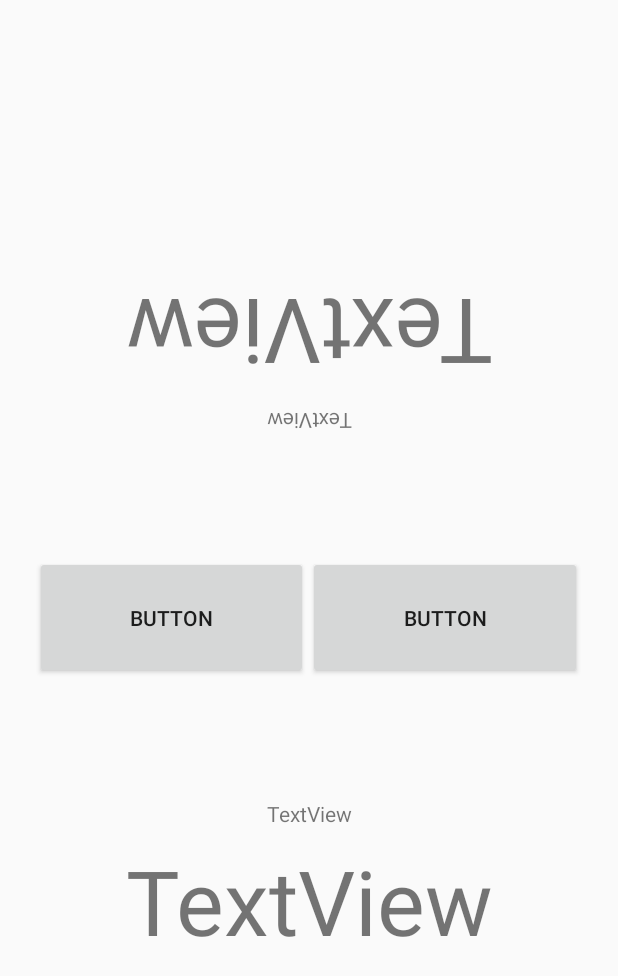
After one commit to bernardofs/chess-clock, an Android app: the layout activity_countdown_screen.xml on its own in the app's theme, with its tools: preview values and no code run, on a phone screen of 412 x 824 dp. The commit adds this screen. Shown: the top 976 px of the screen. Run offline under Robolectric (Android 15) with nearby library versions, the phone set to English and light mode, and no system bars.

Commit message:
Finished layout of countdown screen and added Screen superclass

```diff
--- a/app/src/main/res/layout/activity_main.xml
+++ b/app/src/main/res/layout/activity_choose_type.xml
@@ -4,7 +4,7 @@
     xmlns:tools="http://schemas.android.com/tools"
     android:layout_width="match_parent"
     android:layout_height="match_parent"
-    tools:context=".MainActivity">
+    tools:context=".ChooseType">
 
     <RadioGroup
         android:layout_width="0dp"
--- /dev/null
+++ b/app/src/main/res/layout/activity_countdown_screen.xml
@@ -0,0 +1,130 @@
+<?xml version="1.0" encoding="utf-8"?>
+<android.support.constraint.ConstraintLayout xmlns:android="http://schemas.android.com/apk/res/android"
+    xmlns:app="http://schemas.android.com/apk/res-auto"
+    xmlns:tools="http://schemas.android.com/tools"
+    android:layout_width="match_parent"
+    android:layout_height="match_parent"
+    tools:context=".CountdownScreen">
+
+    <LinearLayout
+        android:layout_width="match_parent"
+        android:layout_height="match_parent"
+        android:orientation="vertical"
+        android:weightSum="100"
+        app:layout_constraintBottom_toBottomOf="parent"
+        app:layout_constraintEnd_toEndOf="parent"
+        app:layout_constraintStart_toStartOf="parent"
+        app:layout_constraintTop_toTopOf="parent">
+
+
+        <android.support.constraint.ConstraintLayout
+            android:id="@+id/clBlack"
+            android:layout_width="match_parent"
+            android:layout_height="45dp"
+            android:layout_weight="45">
+
+            <TextView
+                android:id="@+id/tvBlackMove"
+                android:layout_width="wrap_content"
+                android:layout_height="wrap_content"
+                android:layout_marginStart="8dp"
+                android:layout_marginLeft="8dp"
+                android:layout_marginEnd="8dp"
+                android:layout_marginRight="8dp"
+                android:layout_marginBottom="8dp"
+                android:rotation="180"
+                android:text="TextView"
+                android:textSize="60dp"
+                app:layout_constraintBottom_toTopOf="@+id/tvBlackTotal"
+                app:layout_constraintEnd_toEndOf="parent"
+                app:layout_constraintStart_toStartOf="parent" />
+
+            <TextView
+                android:id="@+id/tvBlackTotal"
+                android:layout_width="wrap_content"
+                android:layout_height="wrap_content"
+                android:layout_marginStart="8dp"
+                android:layout_marginLeft="8dp"
+                android:layout_marginEnd="8dp"
+                android:layout_marginRight="8dp"
+                android:layout_marginBottom="80dp"
+                android:rotation="180"
+                android:text="TextView"
+                app:layout_constraintBottom_toBottomOf="parent"
+                app:layout_constraintEnd_toEndOf="parent"
+                app:layout_constraintStart_toStartOf="parent" />
+        </android.support.constraint.ConstraintLayout>
+
+        <LinearLayout
+            android:layout_width="match_parent"
+            android:layout_height="10dp"
+            android:layout_weight="10"
+            android:orientation="horizontal"
+            android:weightSum="100">
+
+            <Space
+                android:layout_width="wrap_content"
+                android:layout_height="match_parent"
+                android:layout_weight="10" />
+
+            <Button
+                android:id="@+id/butPause"
+                android:layout_width="wrap_content"
+                android:layout_height="match_parent"
+                android:layout_weight="40"
+                android:text="Button" />
+
+            <Button
+                android:id="@+id/butEndGame"
+                android:layout_width="wrap_content"
+                android:layout_height="match_parent"
+                android:layout_weight="40"
+                android:text="Button" />
+
+            <Space
+                android:layout_width="wrap_content"
+                android:layout_height="match_parent"
+                android:layout_weight="10" />
+        </LinearLayout>
+
+
+        <android.support.constraint.ConstraintLayout
+            android:id="@+id/clWhite"
+            android:layout_width="match_parent"
+            android:layout_height="45dp"
+            android:layout_weight="45">
+
+            <TextView
+                android:id="@+id/tvWhiteMove"
+                android:layout_width="wrap_content"
+                android:layout_height="wrap_content"
+                android:layout_marginStart="8dp"
+                android:layout_marginLeft="8dp"
+                android:layout_marginTop="8dp"
+                android:layout_marginEnd="8dp"
+                android:layout_marginRight="8dp"
+                android:text="TextView"
+                android:textSize="60dp"
+                app:layout_constraintEnd_toEndOf="parent"
+                app:layout_constraintStart_toStartOf="parent"
+                app:layout_constraintTop_toBottomOf="@+id/tvWhiteTotal" />
+
+            <TextView
+                android:id="@+id/tvWhiteTotal"
+                android:layout_width="wrap_content"
+                android:layout_height="wrap_content"
+                android:layout_marginStart="8dp"
+                android:layout_marginLeft="8dp"
+                android:layout_marginTop="80dp"
+                android:layout_marginEnd="8dp"
+                android:layout_marginRight="8dp"
+                android:text="TextView"
+                app:layout_constraintEnd_toEndOf="parent"
+                app:layout_constraintStart_toStartOf="parent"
+                app:layout_constraintTop_toTopOf="parent" />
+
+        </android.support.constraint.ConstraintLayout>
+
+    </LinearLayout>
+
+</android.support.constraint.ConstraintLayout>
--- a/app/src/main/res/values/styles.xml
+++ b/app/src/main/res/values/styles.xml
@@ -8,4 +8,9 @@
         <item name="colorAccent">@color/colorAccent</item>
     </style>
 
+    <style name="AppTheme.NoActionBar">
+        <item name="windowActionBar">false</item>
+        <item name="windowNoTitle">true</item>
+    </style>
+
 </resources>
```
Also changed, not shown: app/src/main/AndroidManifest.xml (+8 -3 lines), app/src/main/java/com/example/chessclock/Screen.java (added, +109 -0 lines), 2 other files.
